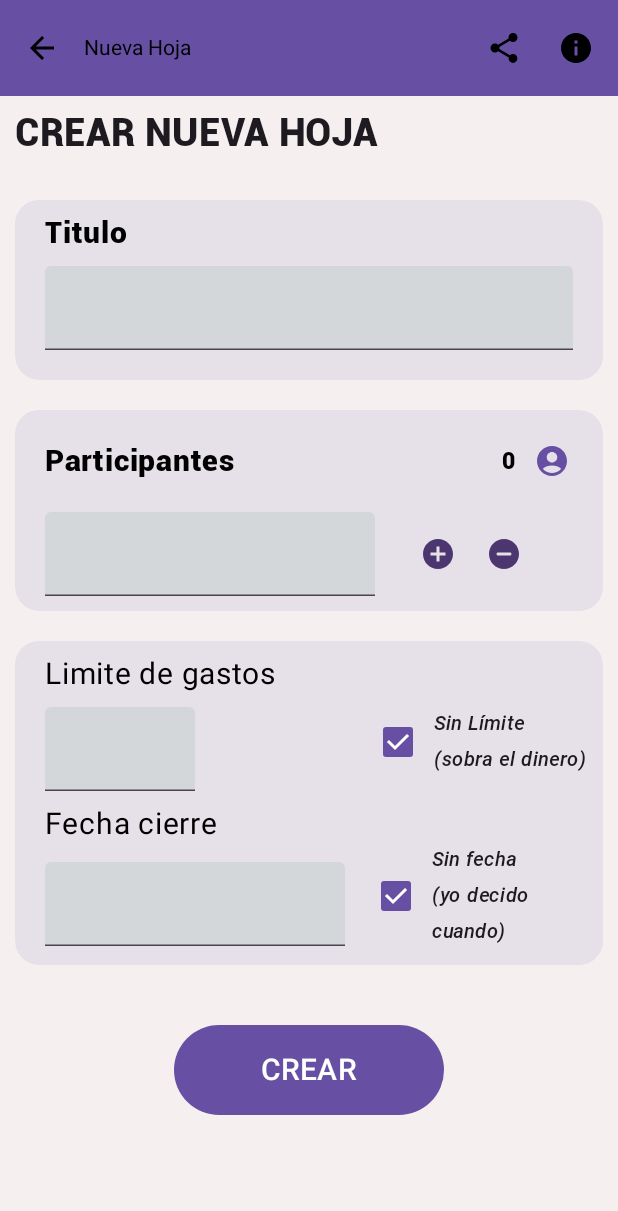
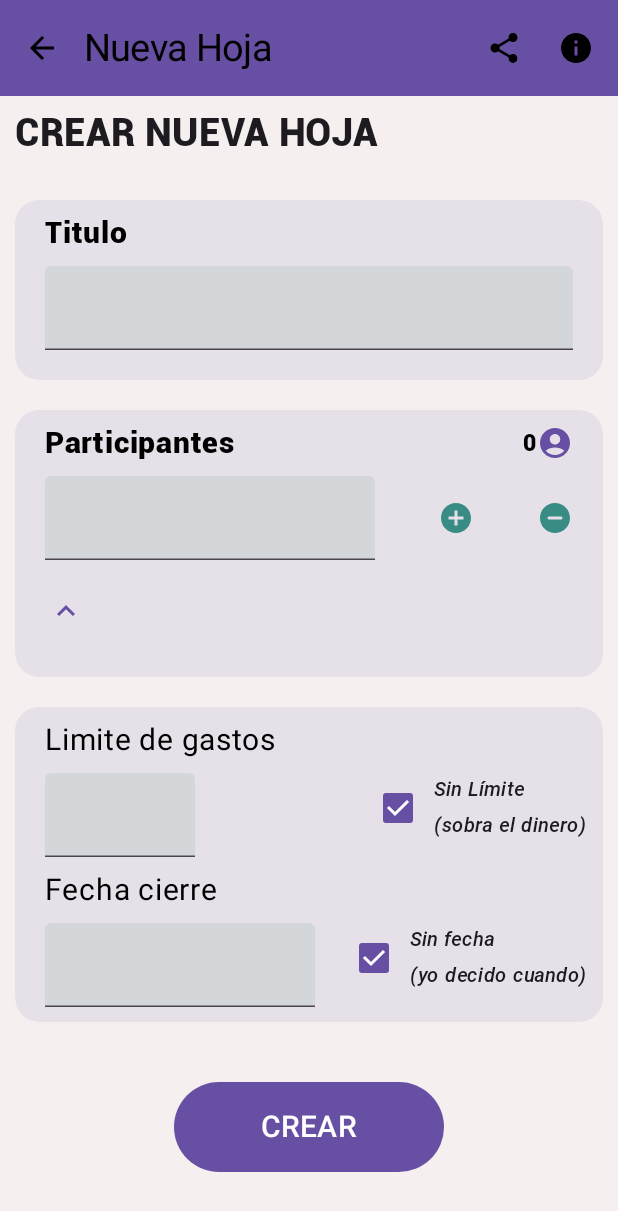
Before and after one commit to LeoCare/MisCuentas, an Android app built with Jetpack Compose: the NuevaHoja screen opened through its navigation route, on a phone screen of 412 x 824 dp. Shown: the top 1211 px of the screen. Run offline under Robolectric (Android 15) with nearby library versions, the phone set to English and light mode, and no system bars.

Commit message:
Agregado ViewModel de Nueva_Hoja
se agrega logica para los texfiel y la lista de participantes, asi como la respuesta (metodos) de los botones

```diff
--- a/app/src/main/java/com/app/miscuentas/ui/login/ui/LoginScreen.kt
+++ b/app/src/main/java/com/app/miscuentas/ui/login/ui/LoginScreen.kt
@@ -77,12 +77,12 @@ fun LoginContent(modifier: Modifier, onNavigate: () -> Unit) {
 
     val viewModel: LoginViewModel = viewModel()
     //variables que delegan sus valores al cambio del viewModel
-    val statusUsuario :String by viewModel.usuario.collectAsState()
-    val statusContrasenna :String by viewModel.contrasenna.collectAsState()
-    val statusEmail :String by viewModel.email.collectAsState()
-    val mensajeClick :String by viewModel.mensaje.collectAsState()
-    val registroState :Boolean by viewModel.registro.collectAsState()
-    val loginState :Boolean by viewModel.login.collectAsState()
+    val statusUsuario by viewModel.usuario.collectAsState()
+    val statusContrasenna by viewModel.contrasenna.collectAsState()
+    val statusEmail by viewModel.email.collectAsState()
+    val mensajeClick by viewModel.mensaje.collectAsState()
+    val registroState by viewModel.registro.collectAsState()
+    val loginState by viewModel.login.collectAsState()
 
     LaunchedEffect(loginState) {
         if (loginState) onNavigate()
@@ -104,17 +104,17 @@ fun LoginContent(modifier: Modifier, onNavigate: () -> Unit) {
             TextoLogin(registroState)
             CustomSpacer(24.dp)
 
-            CustomTextField("Usuario", value = statusUsuario, onTextFieldChange = { viewModel.onUsuarioFieldChanged(it) })
+            CustomTextField("Usuario", value = statusUsuario) { viewModel.onUsuarioFieldChanged(it) }
             CustomSpacer(24.dp)
 
-            CustomTextField("Contraseña", value = statusContrasenna, onTextFieldChange = { viewModel.onContrasennaFieldChanged(it) })
+            CustomTextField("Contraseña", value = statusContrasenna) { viewModel.onContrasennaFieldChanged(it) }
             CustomSpacer(24.dp)
 
             if (registroState){
-                CustomTextField("Email", value = statusEmail, onTextFieldChange = { viewModel.onEmailFieldChanged(it) })
+                CustomTextField("Email", value = statusEmail) { viewModel.onEmailFieldChanged(it) }
             }
 
-            CustomCkeckbox(registroState = registroState, onRegistroCheckChange = { viewModel.onRegistroCheckChanged(it) })
+            CustomCkeckbox(registroState = registroState) { viewModel.onRegistroCheckChanged(it) }
 
             BotonInicio(
                 registroState,
--- a/app/src/main/java/com/app/miscuentas/ui/navegacion/Navegacion.kt
+++ b/app/src/main/java/com/app/miscuentas/ui/navegacion/Navegacion.kt
@@ -29,6 +29,7 @@ import androidx.compose.ui.graphics.Color
 import androidx.compose.ui.platform.LocalContext
 import androidx.compose.ui.res.colorResource
 import androidx.compose.ui.res.stringResource
+import androidx.compose.ui.unit.sp
 import androidx.navigation.NavHostController
 import androidx.navigation.compose.NavHost
 import androidx.navigation.compose.composable
@@ -102,7 +103,12 @@ fun MiTopBar(
     if (showDialog) MiDialogo({showDialog =  false}, { showDialog = true}) //esta funcion tiene como parametro dos funciones lambda que cambian el valor de una variable.
 
     TopAppBar(
-        title = { Text(stringResource(currentScreen.title)) },
+        title = {
+            Text(
+                stringResource(currentScreen.title),
+                fontSize = 25.sp
+            )
+        },
         colors = TopAppBarDefaults.mediumTopAppBarColors(
             containerColor = MaterialTheme.colorScheme.primary
         ),
--- a/app/src/main/java/com/app/miscuentas/ui/nueva_hoja/ui/NuevaHojaScreen.kt
+++ b/app/src/main/java/com/app/miscuentas/ui/nueva_hoja/ui/NuevaHojaScreen.kt
@@ -5,7 +5,6 @@ package com.app.miscuentas.ui.nueva_hoja.ui
 import androidx.compose.animation.animateContentSize
 import androidx.compose.animation.core.Spring
 import androidx.compose.animation.core.spring
-import androidx.compose.foundation.BorderStroke
 import androidx.compose.foundation.Image
 import androidx.compose.foundation.background
 import androidx.compose.foundation.clickable
@@ -32,6 +31,8 @@ import androidx.compose.material3.TextField
 import androidx.compose.material3.TextFieldDefaults
 import androidx.compose.material.icons.Icons
 import androidx.compose.material.icons.filled.AccountCircle
+import androidx.compose.material.icons.filled.ExpandLess
+import androidx.compose.material.icons.filled.ExpandMore
 import androidx.compose.material.rememberScaffoldState
 import androidx.compose.material3.Button
 import androidx.compose.material3.Card
@@ -41,21 +42,18 @@ import androidx.compose.material3.MaterialTheme
 import androidx.compose.material3.Text
 import androidx.compose.runtime.Composable
 import androidx.compose.runtime.MutableState
+import androidx.compose.runtime.collectAsState
 import androidx.compose.runtime.getValue
-import androidx.compose.runtime.mutableStateListOf
 import androidx.compose.runtime.mutableStateOf
 import androidx.compose.runtime.remember
 import androidx.compose.runtime.rememberCoroutineScope
 import androidx.compose.runtime.saveable.rememberSaveable
 import androidx.compose.runtime.setValue
-import androidx.compose.runtime.snapshots.SnapshotStateList
 import androidx.compose.ui.Alignment
 import androidx.compose.ui.Alignment.Companion.CenterVertically
 import androidx.compose.ui.Modifier
 import androidx.compose.ui.draw.clip
 import androidx.compose.ui.graphics.Color
-import androidx.compose.ui.res.colorResource
-import androidx.compose.ui.res.dimensionResource
 import androidx.compose.ui.res.painterResource
 import androidx.compose.ui.res.stringResource
 import androidx.compose.ui.text.TextStyle
@@ -67,6 +65,7 @@ import androidx.compose.ui.tooling.preview.Preview
 import androidx.compose.ui.unit.Dp
 import androidx.compose.ui.unit.dp
 import androidx.compose.ui.unit.sp
+import androidx.lifecycle.viewmodel.compose.viewModel
 import androidx.navigation.NavHostController
 import androidx.navigation.compose.currentBackStackEntryAsState
 import androidx.navigation.compose.rememberNavController
@@ -121,15 +120,19 @@ fun NuevaHoja(
 @Composable
 fun NuevaHojaScreen(innerPadding: PaddingValues) {
 
-    //CAMBIAR ESTO, ES SOLO PARA PRUEBA!!!
-    var limiteGastos = remember { mutableStateOf("") }
+    val viewModel: NuevaHojaViewModel = viewModel()
+    //variables que delegan sus valores al cambio del viewModel
+    val statusTitulo by viewModel.titulo.collectAsState()
+    val statusParticipante by viewModel.participante.collectAsState()
+    val statusLimiteGasto by viewModel.limiteGasto.collectAsState()
+    val listParticipantes by viewModel.listaParticipantes.collectAsState() //lista de participantes
+
+    //Provisional
     var fechaCierre = remember { mutableStateOf("") }
     var tieneLimite = remember { mutableStateOf(true) }
     var tieneFecha = remember { mutableStateOf(true) }
-    val _participantes = remember { mutableStateListOf<String>("LEO","ANA","SAMY","ANA","SAMY","ANA","SAMY","ANA","SAMY") }
-    val _titulo = remember { mutableStateOf("") }
-    val _numParticipantes = remember { mutableStateOf("") }
 
+    //Tipo letra
     val robotoBlack = FontFamily(Font(R.font.roboto_black))
     val robotoMedItalic = FontFamily(Font(R.font.roboto_mediumitalic))
 
@@ -163,7 +166,7 @@ fun NuevaHojaScreen(innerPadding: PaddingValues) {
                     modifier = Modifier
                         .padding(10.dp)
                 ) {
-                    Titulo(_titulo, robotoBlack)
+                    Titulo(robotoBlack, value = statusTitulo) { viewModel.onTituloFieldChanged(it) }
                 }
             }
 
@@ -184,7 +187,7 @@ fun NuevaHojaScreen(innerPadding: PaddingValues) {
                     modifier = Modifier
                         .padding(10.dp)
                 ) {
-                    Paraticipantes(_numParticipantes, _participantes, robotoBlack)
+                    Paraticipantes(robotoBlack, listParticipantes, statusParticipante) { viewModel.onParticipanteFieldChanged(it) }
 
                 }
             }
@@ -202,7 +205,7 @@ fun NuevaHojaScreen(innerPadding: PaddingValues) {
                     modifier = Modifier
                         .padding(10.dp)
                 ) {
-                    LimiteGasto(limiteGastos, tieneLimite, robotoMedItalic)
+                    LimiteGasto(robotoMedItalic, tieneLimite, statusLimiteGasto) { viewModel.onLimiteGastoFieldChanged(it) }
 
                     LimiteFecha(fechaCierre, tieneFecha, robotoMedItalic)
 
@@ -218,7 +221,10 @@ fun NuevaHojaScreen(innerPadding: PaddingValues) {
 
 
 @Composable
-fun Titulo(titulo: MutableState<String>, robotoBlack: FontFamily) {
+fun Titulo(
+    robotoBlack: FontFamily,
+    value: String,
+    onTituloFieldChange: (String) -> Unit) {
     var isFocused by rememberSaveable { mutableStateOf(false) }
     Text(
         text = stringResource(R.string.titulo),
@@ -228,8 +234,8 @@ fun Titulo(titulo: MutableState<String>, robotoBlack: FontFamily) {
         modifier = Modifier.padding(start = 10.dp)
     )
     TextField(
-        value = titulo.value,
-        onValueChange = { titulo.value = it },
+        value = value,
+        onValueChange = { onTituloFieldChange(it) },
         modifier = Modifier
             .fillMaxWidth()
             .padding(horizontal = 10.dp, vertical = 10.dp)
@@ -249,14 +255,20 @@ fun Titulo(titulo: MutableState<String>, robotoBlack: FontFamily) {
 
 
 @Composable
-fun Paraticipantes(_numParticipantes: MutableState<String>, _participantes: SnapshotStateList<String>, robotoBlack: FontFamily) {
-    var isFocused by rememberSaveable { mutableStateOf(false) }
-    var mostrarParticipantes by remember { mutableStateOf(false) }
+fun Paraticipantes(
+    robotoBlack: FontFamily,
+    listParticipantes: List<String>,
+    statusParticipante: String,
+    onParticipanteFieldChange: (String) -> Unit
+    ) {
+    val viewModel: NuevaHojaViewModel = viewModel()
+    val isFocused by rememberSaveable { mutableStateOf(false) }
+    var mostrarParticipantes by rememberSaveable { mutableStateOf(true) }
 
     Row(
         modifier = Modifier
             .fillMaxWidth()
-            .padding(start = 10.dp),
+            .padding(start = 10.dp, end = 10.dp),
         horizontalArrangement = Arrangement.SpaceBetween
 
     ) {
@@ -270,14 +282,14 @@ fun Paraticipantes(_numParticipantes: MutableState<String>, _participantes: Snap
         )
         Spacer(Modifier.weight(1f))
         Text(
-            text = "0",
+            text = viewModel.getTotalParticipantes().toString(),
             fontSize = 15.sp,
             color = Color.Black,
             fontFamily = robotoBlack,
             modifier = Modifier
                 .align(CenterVertically)
         )
-        IconButton(onClick = { mostrarParticipantes = !mostrarParticipantes }) {
+
         Icon(
             imageVector = Icons.Filled.AccountCircle,
             contentDescription = "Ver participantes",
@@ -286,15 +298,15 @@ fun Paraticipantes(_numParticipantes: MutableState<String>, _participantes: Snap
                 .align(CenterVertically)
 
         )
-        }
+
     }
 
     Row(
-        modifier = Modifier.padding(start = 10.dp, top = 10.dp)
+        modifier = Modifier.padding(10.dp)
     ) {
         TextField(
-            value = _numParticipantes.value,
-            onValueChange = { _numParticipantes.value = it },
+            value = statusParticipante,
+            onValueChange = { onParticipanteFieldChange(it) },
             modifier = Modifier
                 .width(220.dp)
                 .height(IntrinsicSize.Min),
@@ -308,37 +320,48 @@ fun Paraticipantes(_numParticipantes: MutableState<String>, _participantes: Snap
             singleLine = true,
             maxLines = 1
         )
-        Spacer(modifier = Modifier.width(30.dp))
+        Spacer(Modifier.weight(1f))
         Image(
             painter = painterResource(id = R.drawable.icon_add),
             contentDescription = "Icono de agregar Participantes",
             modifier = Modifier
                 .align(CenterVertically)
                 .clickable {
-                    if (_numParticipantes.value.isNotBlank()) {
-                        _participantes.add(_numParticipantes.value)
-                        _numParticipantes.value = ""
+                    if (statusParticipante.isNotBlank()) {
+                        viewModel.addParticipante(statusParticipante)
+                        onParticipanteFieldChange("")
                     }
                 }
         )
-        Spacer(modifier = Modifier.width(20.dp))
+        Spacer(Modifier.weight(1f))
         Image(
             painter = painterResource(id = R.drawable.icon_rest),
-            contentDescription = "Icono de agregar Participantes",
+            contentDescription = "Icono de quitar Participantes",
             modifier = Modifier
                 .align(CenterVertically)
                 .clickable {
-                    if (!_participantes.isEmpty()) {
-                        _participantes.remove(_participantes.last())
+                    if (!listParticipantes.isEmpty()) {
+                        viewModel.deleteUltimoParticipante()
                     }
                 }
         )
     }
-    ListaParticipantes(mostrarParticipantes, _participantes)
+    Column {
+        IconButton(onClick = { mostrarParticipantes = !mostrarParticipantes }) {
+            Icon(
+                imageVector = if(mostrarParticipantes) Icons.Filled.ExpandLess else Icons.Filled.ExpandMore ,
+                contentDescription = "Ver participantes",
+                tint = MaterialTheme.colorScheme.primary
+            )
+        }
+        ListaParticipantes(mostrarParticipantes, listParticipantes)
+    }
+
 }
 
 @Composable
-fun ListaParticipantes(mostrarParticipantes: Boolean, _participantes: SnapshotStateList<String>){
+fun ListaParticipantes(mostrarParticipantes: Boolean, listParticipantes: List<String>){
+
     if (mostrarParticipantes) {
         LazyRow(
             modifier = Modifier
@@ -346,7 +369,7 @@ fun ListaParticipantes(mostrarParticipantes: Boolean, _participantes: SnapshotSt
                 .fillMaxWidth()
         ) {
             //mostrar lista de participantes
-            items(_participantes) { participante ->
+            items(listParticipantes) { participante ->
                 Text(
                     text = participante,
                     modifier = Modifier
@@ -355,15 +378,15 @@ fun ListaParticipantes(mostrarParticipantes: Boolean, _participantes: SnapshotSt
                 )
             }
         }
-
     }
 }
 
 @Composable
 fun LimiteGasto(
-    limiteGastos: MutableState<String>,
+    robotoMedItalic: FontFamily,
     tieneLimite: MutableState<Boolean>,
-    robotoMedItalic: FontFamily
+    statusLimiteGasto: String,
+    onLimiteGastoFieldChange: (String) -> Unit
 ) {
     var isFocused by rememberSaveable { mutableStateOf(false) }
     Text(
@@ -379,8 +402,8 @@ fun LimiteGasto(
         verticalAlignment = CenterVertically
     ) {
         TextField(
-            value = limiteGastos.value,
-            onValueChange = { limiteGastos.value = it },
+            value = statusLimiteGasto,
+            onValueChange = { onLimiteGastoFieldChange(it) },
             modifier = Modifier
                 .padding(start = 10.dp, top = 10.dp)
                 .width(100.dp)
@@ -400,9 +423,9 @@ fun LimiteGasto(
         Row(
             modifier = Modifier.fillMaxWidth(),
             verticalAlignment = CenterVertically,
-            horizontalArrangement = Arrangement.End
+            horizontalArrangement = Arrangement.SpaceBetween
         ) {
-            Spacer(modifier = Modifier.width(10.dp))
+            Spacer(Modifier.weight(1f))
             Checkbox(
                 modifier = Modifier.align(Alignment.Bottom),
                 checked = tieneLimite.value,
@@ -430,14 +453,15 @@ fun LimiteFecha(fechaCierre: MutableState<String>, tieneFecha: MutableState<Bool
     )
     Row(
         modifier = Modifier.fillMaxWidth(),
-        verticalAlignment = CenterVertically
+        verticalAlignment = CenterVertically,
+        horizontalArrangement = Arrangement.SpaceBetween
     ) {
         TextField(
             value = fechaCierre.value,
             onValueChange = { fechaCierre.value = it },
             modifier = Modifier
                 .padding(start = 10.dp, top = 10.dp)
-                .width(200.dp)
+                .width(180.dp)
                 .height(IntrinsicSize.Min),
             textStyle = TextStyle(
                 fontSize = 17.sp,
@@ -455,7 +479,7 @@ fun LimiteFecha(fechaCierre: MutableState<String>, tieneFecha: MutableState<Bool
             verticalAlignment = CenterVertically,
             horizontalArrangement = Arrangement.End
         ) {
-            Spacer(modifier = Modifier.width(10.dp))
+            Spacer(Modifier.weight(1f))
             Checkbox(
                 checked = tieneFecha.value,
                 onCheckedChange = { tieneFecha.value = it }
--- a/app/src/main/java/com/app/miscuentas/ui/nueva_hoja/ui/NuevaHojaViewModel.kt
+++ b/app/src/main/java/com/app/miscuentas/ui/nueva_hoja/ui/NuevaHojaViewModel.kt
@@ -1,4 +1,55 @@
 package com.app.miscuentas.ui.nueva_hoja.ui
 
-class NuevaHojaViewModel {
+import androidx.lifecycle.ViewModel
+import kotlinx.coroutines.flow.MutableStateFlow
+import kotlinx.coroutines.flow.StateFlow
+import kotlinx.coroutines.flow.onEmpty
+
+class NuevaHojaViewModel: ViewModel() {
+
+    //Variables de clase
+    private val _titulo = MutableStateFlow("")
+    private val _participante = MutableStateFlow("")
+    private val _limiteGasto = MutableStateFlow("")
+
+    val titulo: StateFlow<String> = _titulo
+    val participante: StateFlow<String> = _participante
+    val limiteGasto: StateFlow<String> = _limiteGasto
+
+    //Metodos (para ser llamadas desde la vista)
+    fun onTituloFieldChanged(titulo: String){
+        _titulo.value = titulo
+    }
+    fun onParticipanteFieldChanged(participante: String){
+        _participante.value = participante
+    }
+    fun onLimiteGastoFieldChanged(limiteGasto: String){
+        _limiteGasto.value = limiteGasto
+    }
+
+
+    // Lista de participantes
+    private val _listaParticipantes = MutableStateFlow<List<String>>(listOf())
+    val listaParticipantes: StateFlow<List<String>> = _listaParticipantes
+
+    // Añadir un participante a la lista
+    fun addParticipante(participante: String) {
+        if (participante.isNotBlank()) {
+            _listaParticipantes.value = _listaParticipantes.value + participante
+            _participante.value = "" // Resetea el campo después de añadir
+        }
+    }
+
+    // Quitar un participante a la lista
+    fun deleteUltimoParticipante() {
+        if (_listaParticipantes.value.isNotEmpty()) {
+            _listaParticipantes.value = _listaParticipantes.value.dropLast(1)
+        }
+    }
+
+    // Total participantes
+    fun getTotalParticipantes(): Int{
+        return _listaParticipantes.value.size
+    }
+
 }
--- /dev/null
+++ b/app/src/main/java/com/app/miscuentas/ui/nueva_hoja/ui/data/ParticipantesList.kt
@@ -0,0 +1,3 @@
+package com.app.miscuentas.ui.nueva_hoja.ui.data
+
+data class ParticipantesList(val participante: String)
--- a/app/src/main/res/drawable/icon_add.xml
+++ b/app/src/main/res/drawable/icon_add.xml
@@ -1,4 +1,4 @@
-<vector android:height="24dp" android:tint="#4C366F"
+<vector android:height="24dp" android:tint="#398C84"
     android:viewportHeight="24" android:viewportWidth="24"
     android:width="24dp" xmlns:android="http://schemas.android.com/apk/res/android">
     <path android:fillColor="@android:color/white" android:pathData="M12,2C6.48,2 2,6.48 2,12s4.48,10 10,10 10,-4.48 10,-10S17.52,2 12,2zM17,13h-4v4h-2v-4L7,13v-2h4L11,7h2v4h4v2z"/>
--- a/app/src/main/res/drawable/icon_delete.xml
+++ b/app/src/main/res/drawable/icon_delete.xml
@@ -1,4 +1,4 @@
-<vector android:height="24dp" android:tint="#4C366F"
+<vector android:height="24dp" android:tint="#398C84"
     android:viewportHeight="24" android:viewportWidth="24"
     android:width="24dp" xmlns:android="http://schemas.android.com/apk/res/android">
     <path android:fillColor="@android:color/white" android:pathData="M6,19c0,1.1 0.9,2 2,2h8c1.1,0 2,-0.9 2,-2V7H6v12zM19,4h-3.5l-1,-1h-5l-1,1H5v2h14V4z"/>
--- a/app/src/main/res/drawable/icon_rest.xml
+++ b/app/src/main/res/drawable/icon_rest.xml
@@ -1,4 +1,4 @@
-<vector android:height="24dp" android:tint="#4C366F"
+<vector android:height="24dp" android:tint="#398C84"
     android:viewportHeight="24" android:viewportWidth="24"
     android:width="24dp" xmlns:android="http://schemas.android.com/apk/res/android">
     <path android:fillColor="@android:color/white" android:pathData="M12,2C6.48,2 2,6.48 2,12s4.48,10 10,10 10,-4.48 10,-10S17.52,2 12,2zM16,13L8,13c-0.55,0 -1,-0.45 -1,-1s0.45,-1 1,-1h8c0.55,0 1,0.45 1,1s-0.45,1 -1,1z"/>
```
Also changed, not shown: app/src/main/java/com/app/miscuentas/ui/login/ui/LoginViewModel.kt (+6 -6 lines). Lines whose indentation alone changed are shown as unchanged.
